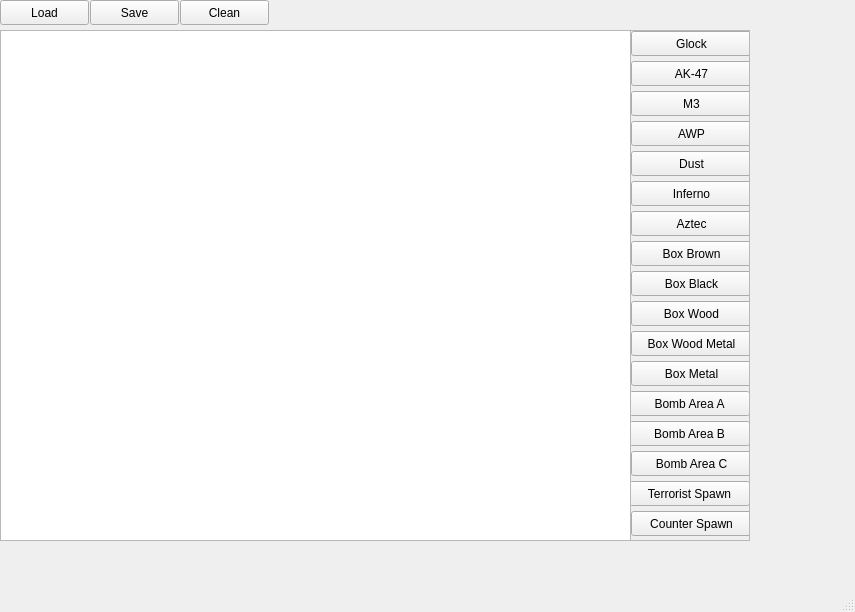
Old version of the form Editor/map_editor/editor_window.ui in the repository nazar9318/taller-tpFinal-1c2021.
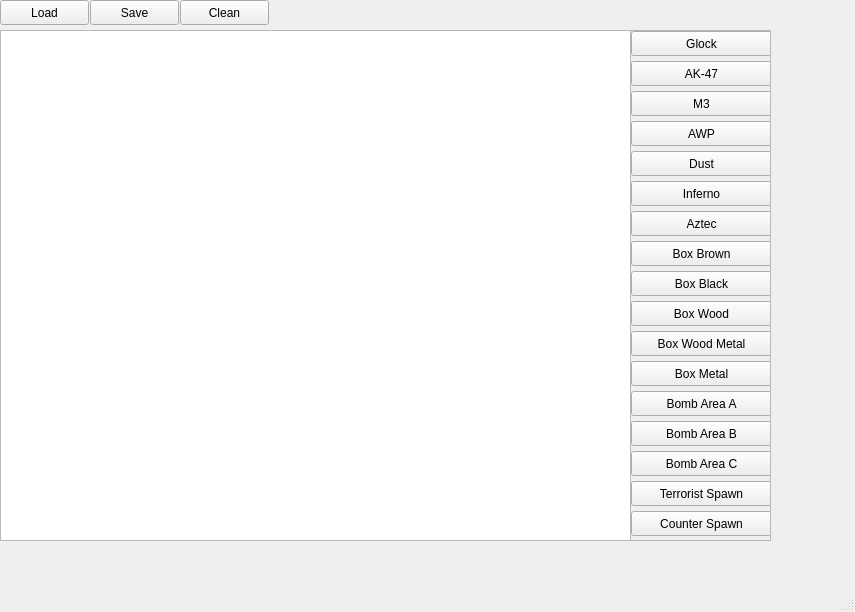
New version of the form.

Diff of the .ui file:
```diff
--- a/Editor/map_editor/editor_window.ui
+++ b/Editor/map_editor/editor_window.ui
@@ -58,7 +58,7 @@
      <rect>
       <x>630</x>
       <y>30</y>
-      <width>120</width>
+      <width>141</width>
       <height>511</height>
      </rect>
     </property>
@@ -70,7 +70,7 @@
       <rect>
        <x>0</x>
        <y>0</y>
-       <width>118</width>
+       <width>139</width>
        <height>509</height>
       </rect>
      </property>
@@ -79,7 +79,7 @@
        <rect>
         <x>0</x>
         <y>0</y>
-        <width>121</width>
+        <width>141</width>
         <height>25</height>
        </rect>
       </property>
@@ -92,7 +92,7 @@
        <rect>
         <x>0</x>
         <y>30</y>
-        <width>121</width>
+        <width>141</width>
         <height>25</height>
        </rect>
       </property>
@@ -105,7 +105,7 @@
        <rect>
         <x>0</x>
         <y>60</y>
-        <width>121</width>
+        <width>141</width>
         <height>25</height>
        </rect>
       </property>
@@ -118,7 +118,7 @@
        <rect>
         <x>0</x>
         <y>90</y>
-        <width>121</width>
+        <width>141</width>
         <height>25</height>
        </rect>
       </property>
@@ -131,7 +131,7 @@
        <rect>
         <x>0</x>
         <y>120</y>
-        <width>121</width>
+        <width>141</width>
         <height>25</height>
        </rect>
       </property>
@@ -144,7 +144,7 @@
        <rect>
         <x>0</x>
         <y>150</y>
-        <width>121</width>
+        <width>141</width>
         <height>25</height>
        </rect>
       </property>
@@ -157,7 +157,7 @@
        <rect>
         <x>0</x>
         <y>180</y>
-        <width>121</width>
+        <width>141</width>
         <height>25</height>
        </rect>
       </property>
@@ -170,7 +170,7 @@
        <rect>
         <x>0</x>
         <y>210</y>
-        <width>121</width>
+        <width>141</width>
         <height>25</height>
        </rect>
       </property>
@@ -183,7 +183,7 @@
        <rect>
         <x>0</x>
         <y>240</y>
-        <width>121</width>
+        <width>141</width>
         <height>25</height>
        </rect>
       </property>
@@ -196,7 +196,7 @@
        <rect>
         <x>0</x>
         <y>270</y>
-        <width>121</width>
+        <width>141</width>
         <height>25</height>
        </rect>
       </property>
@@ -209,7 +209,7 @@
        <rect>
         <x>0</x>
         <y>300</y>
-        <width>121</width>
+        <width>141</width>
         <height>25</height>
        </rect>
       </property>
@@ -222,7 +222,7 @@
        <rect>
         <x>0</x>
         <y>330</y>
-        <width>121</width>
+        <width>141</width>
         <height>25</height>
        </rect>
       </property>
@@ -233,9 +233,9 @@
      <widget class="QPushButton" name="bomb_area_a">
       <property name="geometry">
        <rect>
-        <x>-2</x>
+        <x>0</x>
         <y>360</y>
-        <width>121</width>
+        <width>141</width>
         <height>25</height>
        </rect>
       </property>
@@ -248,7 +248,7 @@
        <rect>
         <x>0</x>
         <y>420</y>
-        <width>121</width>
+        <width>141</width>
         <height>25</height>
        </rect>
       </property>
@@ -259,9 +259,9 @@
      <widget class="QPushButton" name="T_spawn">
       <property name="geometry">
        <rect>
-        <x>-2</x>
+        <x>0</x>
         <y>450</y>
-        <width>121</width>
+        <width>141</width>
         <height>25</height>
        </rect>
       </property>
@@ -274,7 +274,7 @@
        <rect>
         <x>0</x>
         <y>480</y>
-        <width>121</width>
+        <width>141</width>
         <height>25</height>
        </rect>
       </property>
@@ -285,9 +285,9 @@
      <widget class="QPushButton" name="bomb_area_b">
       <property name="geometry">
        <rect>
-        <x>-2</x>
+        <x>0</x>
         <y>390</y>
-        <width>121</width>
+        <width>141</width>
         <height>25</height>
        </rect>
       </property>
```
